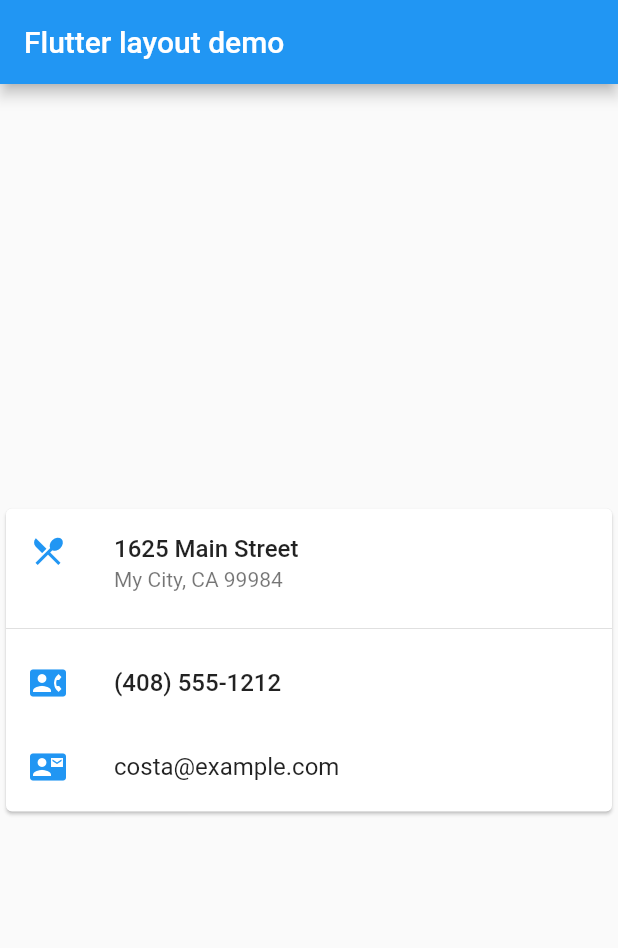
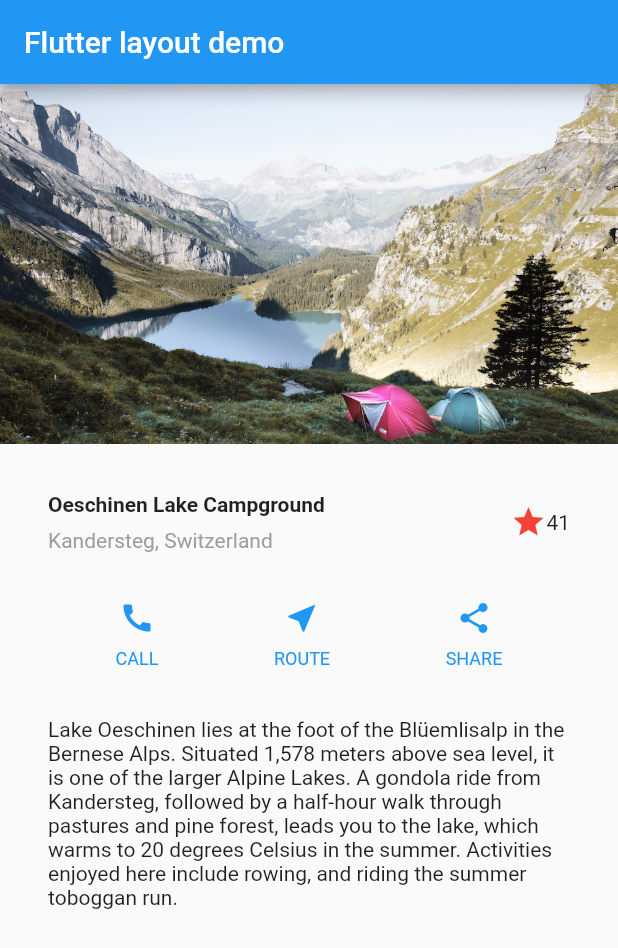
Before and after one commit to hata8341/flutter-practice, a Flutter app: the screen it shows after launch, on a phone screen of 412 x 824 dp. Shown: the top 948 px of the screen. Run offline on Flutter 3.47's test engine with Material 2 defaults, Android fonts, the phone set to English and light mode, and no system bars.

Commit message:
crate_building_layout

```diff
--- /dev/null
+++ b/lib/card.dart
@@ -0,0 +1,96 @@
+import 'package:flutter/material.dart';
+import 'package:flutter/rendering.dart' show debugPaintSizeEnabled;
+
+void main() {
+  debugPaintSizeEnabled = true; // Set to true for visual layout
+  runApp(const MyApp());
+}
+
+class MyApp extends StatelessWidget {
+  const MyApp({Key? key}) : super(key: key);
+
+  static const showCard = false; // Set to false to show Stack
+
+  @override
+  Widget build(BuildContext context) {
+    return MaterialApp(
+      title: 'Flutter layout demo',
+      home: Scaffold(
+        appBar: AppBar(
+          title: const Text('Flutter layout demo'),
+        ),
+        body: Center(child: showCard ? _buildCard() : _buildStack()),
+      ),
+    );
+  }
+
+  // #docregion Card
+  Widget _buildCard() {
+    return SizedBox(
+      height: 210,
+      child: Card(
+        child: Column(
+          children: [
+            ListTile(
+              title: const Text(
+                '1625 Main Street',
+                style: TextStyle(fontWeight: FontWeight.w500),
+              ),
+              subtitle: const Text('My City, CA 99984'),
+              leading: Icon(
+                Icons.restaurant_menu,
+                color: Colors.blue[500],
+              ),
+            ),
+            const Divider(),
+            ListTile(
+              title: const Text(
+                '(408) 555-1212',
+                style: TextStyle(fontWeight: FontWeight.w500),
+              ),
+              leading: Icon(
+                Icons.contact_phone,
+                color: Colors.blue[500],
+              ),
+            ),
+            ListTile(
+              title: const Text('costa@example.com'),
+              leading: Icon(
+                Icons.contact_mail,
+                color: Colors.blue[500],
+              ),
+            ),
+          ],
+        ),
+      ),
+    );
+  }
+  // #enddocregion Card
+
+  // #docregion Stack
+  Widget _buildStack() {
+    return Stack(
+      alignment: const Alignment(0.6, 0.6),
+      children: [
+        const CircleAvatar(
+          backgroundImage: AssetImage('images/pic.jpg'),
+          radius: 100,
+        ),
+        Container(
+          decoration: const BoxDecoration(
+            color: Colors.black45,
+          ),
+          child: const Text(
+            'Mia B',
+            style: TextStyle(
+              fontSize: 20,
+              fontWeight: FontWeight.bold,
+              color: Colors.white,
+            ),
+          ),
+        ),
+      ],
+    );
+  }
+// #enddocregion Stack
+}
--- a/lib/main.dart
+++ b/lib/main.dart
@@ -1,96 +1,111 @@
 import 'package:flutter/material.dart';
-import 'package:flutter/rendering.dart' show debugPaintSizeEnabled;
 
 void main() {
-  debugPaintSizeEnabled = true; // Set to true for visual layout
-  runApp(const MyApp());
+  return runApp(const MyApp());
 }
 
 class MyApp extends StatelessWidget {
   const MyApp({Key? key}) : super(key: key);
 
-  static const showCard = true; // Set to false to show Stack
-
   @override
   Widget build(BuildContext context) {
+    Widget titleSectoion = Container(
+      padding: const EdgeInsets.all(32),
+      child: Row(
+        children: [
+          Expanded(
+            child: Column(
+              crossAxisAlignment: CrossAxisAlignment.start,
+              children: [
+                Container(
+                  padding: const EdgeInsets.only(bottom: 8),
+                  child: const Text(
+                    'Oeschinen Lake Campground',
+                    style: TextStyle(fontWeight: FontWeight.bold),
+                  ),
+                ),
+                Text(
+                  'Kandersteg, Switzerland',
+                  style: TextStyle(
+                    color: Colors.grey[500],
+                  ),
+                ),
+              ],
+            ),
+          ),
+          Icon(
+            Icons.star,
+            color: Colors.red[500],
+          ),
+          const Text('41'),
+        ],
+      ),
+    );
+
+    Column _buildButtonColumn(Color color, IconData icon, String label) {
+      return Column(
+        mainAxisSize: MainAxisSize.min,
+        mainAxisAlignment: MainAxisAlignment.center,
+        children: [
+          Icon(icon, color: color),
+          Container(
+              margin: const EdgeInsets.only(top: 8),
+              child: Text(
+                label,
+                style: TextStyle(
+                  fontSize: 12,
+                  fontWeight: FontWeight.w400,
+                  color: color,
+                ),
+              )),
+        ],
+      );
+    }
+
+    Color color = Theme.of(context).primaryColor;
+
+    Widget buttonSection = Row(
+      mainAxisAlignment: MainAxisAlignment.spaceEvenly,
+      children: [
+        _buildButtonColumn(color, Icons.call, 'CALL'),
+        _buildButtonColumn(color, Icons.near_me, 'ROUTE'),
+        _buildButtonColumn(color, Icons.share, 'SHARE'),
+      ],
+    );
+
+    Widget textSection = const Padding(
+      padding: EdgeInsets.all(32),
+      child: Text(
+        'Lake Oeschinen lies at the foot of the Blüemlisalp in the Bernese '
+        'Alps. Situated 1,578 meters above sea level, it is one of the '
+        'larger Alpine Lakes. A gondola ride from Kandersteg, followed by a '
+        'half-hour walk through pastures and pine forest, leads you to the '
+        'lake, which warms to 20 degrees Celsius in the summer. Activities '
+        'enjoyed here include rowing, and riding the summer toboggan run.',
+        softWrap: true,
+      ),
+    );
+
     return MaterialApp(
       title: 'Flutter layout demo',
       home: Scaffold(
         appBar: AppBar(
           title: const Text('Flutter layout demo'),
         ),
-        body: Center(child: showCard ? _buildCard() : _buildStack()),
-      ),
-    );
-  }
-
-  // #docregion Card
-  Widget _buildCard() {
-    return SizedBox(
-      height: 210,
-      child: Card(
-        child: Column(
+        body: ListView(
           children: [
-            ListTile(
-              title: const Text(
-                '1625 Main Street',
-                style: TextStyle(fontWeight: FontWeight.w500),
-              ),
-              subtitle: const Text('My City, CA 99984'),
-              leading: Icon(
-                Icons.restaurant_menu,
-                color: Colors.blue[500],
-              ),
+            Image.asset(
+              'images/lake.jpg',
+              width: 600,
+              height: 240,
+              fit: BoxFit.cover,
             ),
-            const Divider(),
-            ListTile(
-              title: const Text(
-                '(408) 555-1212',
-                style: TextStyle(fontWeight: FontWeight.w500),
-              ),
-              leading: Icon(
-                Icons.contact_phone,
-                color: Colors.blue[500],
-              ),
-            ),
-            ListTile(
-              title: const Text('costa@example.com'),
-              leading: Icon(
-                Icons.contact_mail,
-                color: Colors.blue[500],
-              ),
-            ),
+            titleSectoion,
+            buttonSection,
+            textSection
           ],
         ),
       ),
     );
   }
-  // #enddocregion Card
-
-  // #docregion Stack
-  Widget _buildStack() {
-    return Stack(
-      alignment: const Alignment(0.6, 0.6),
-      children: [
-        const CircleAvatar(
-          backgroundImage: AssetImage('images/pic.jpg'),
-          radius: 100,
-        ),
-        Container(
-          decoration: const BoxDecoration(
-            color: Colors.black45,
-          ),
-          child: const Text(
-            'Mia B',
-            style: TextStyle(
-              fontSize: 20,
-              fontWeight: FontWeight.bold,
-              color: Colors.white,
-            ),
-          ),
-        ),
-      ],
-    );
-  }
-// #enddocregion Stack
 }
```
Also changed, not shown: pubspec.yaml (+3 -5 lines), images/lake.jpg (added), images2/pavlova.jpg (renamed from images/pavlova.jpg), images2/pic.jpg (renamed from images/pic.jpg), images2/pic2.jpg (renamed from images/pic2.jpg), images2/pic3.jpg (renamed from images/pic3.jpg), images2/pic4.jpg (renamed from images/pic4.jpg).
